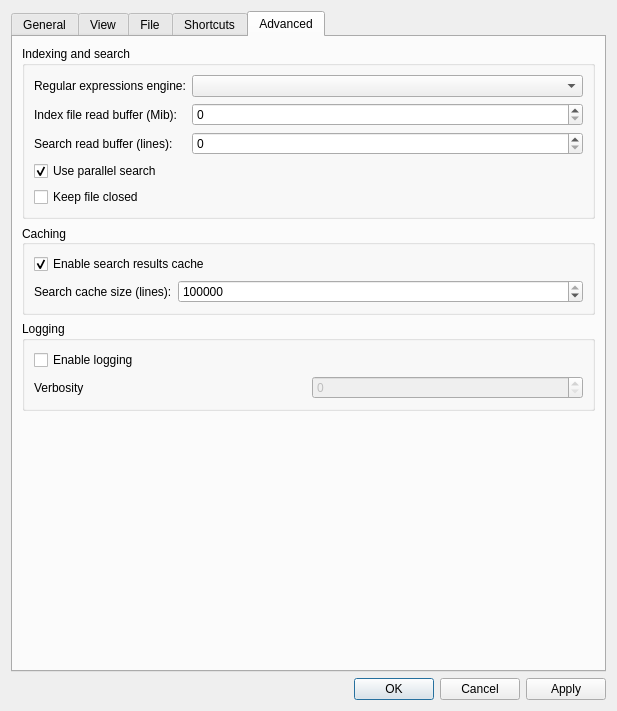
Qt form src/ui/include/optionsdialog.ui (ykk136/klogg) before a commit.
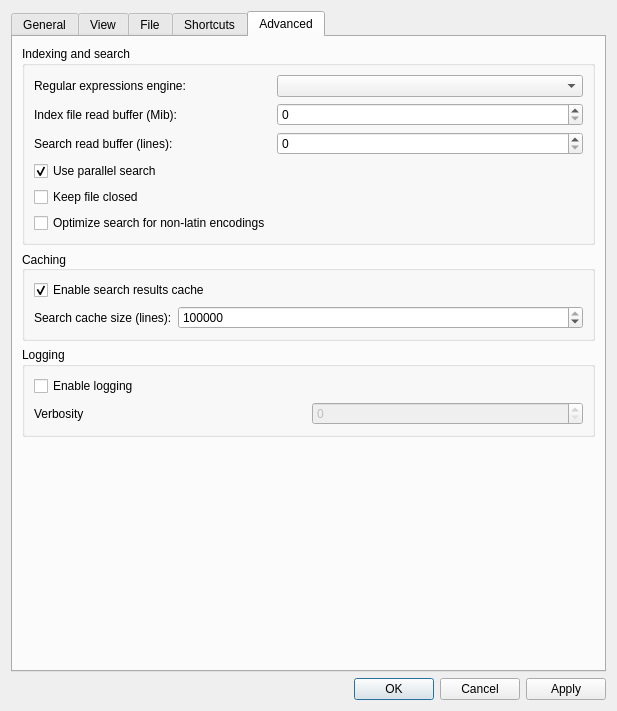
The same form after that commit. The open tabs and pages were chosen to show the change.

Commit message:
perf: add faster utf16-to-utf8 conversion for non-latin encodings
[simdutf](https://github.com/simdutf/simdutf) has very fast
utf16 to utf8 encoding conversion routines. However, for utf16 text that
has mostly latin characters conversion provided by Qt is faster.

Until simdutf is improved, this commit adds an option to opt-in for
its usage. That should result in performance impovements when working
with non-latin data.

The edit to the form file:
```diff
--- a/src/ui/include/optionsdialog.ui
+++ b/src/ui/include/optionsdialog.ui
@@ -620,6 +620,13 @@
             </property>
            </widget>
           </item>
+          <item row="5" column="0">
+           <widget class="QCheckBox" name="optimizeForNotLatinEncodingsCheckBox">
+            <property name="text">
+             <string>Optimize search for non-latin encodings</string>
+            </property>
+           </widget>
+          </item>
          </layout>
         </widget>
        </item>
```
The commit also changes 14 other files.
